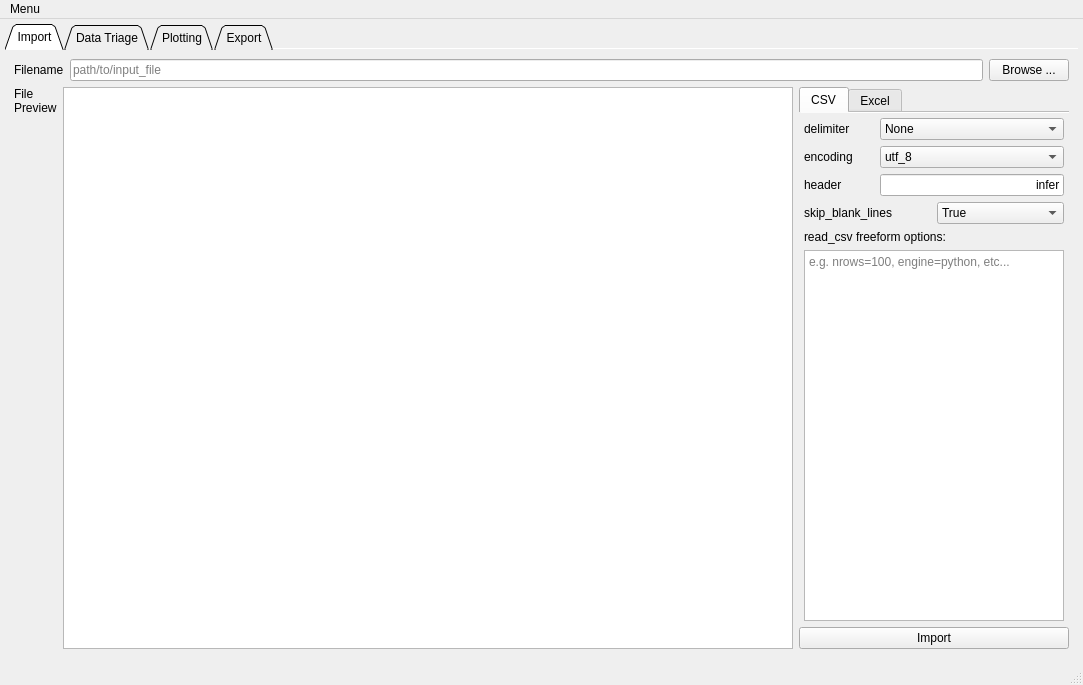
Old version of the form form.ui in the repository kevinanewman/colliderscope2024.
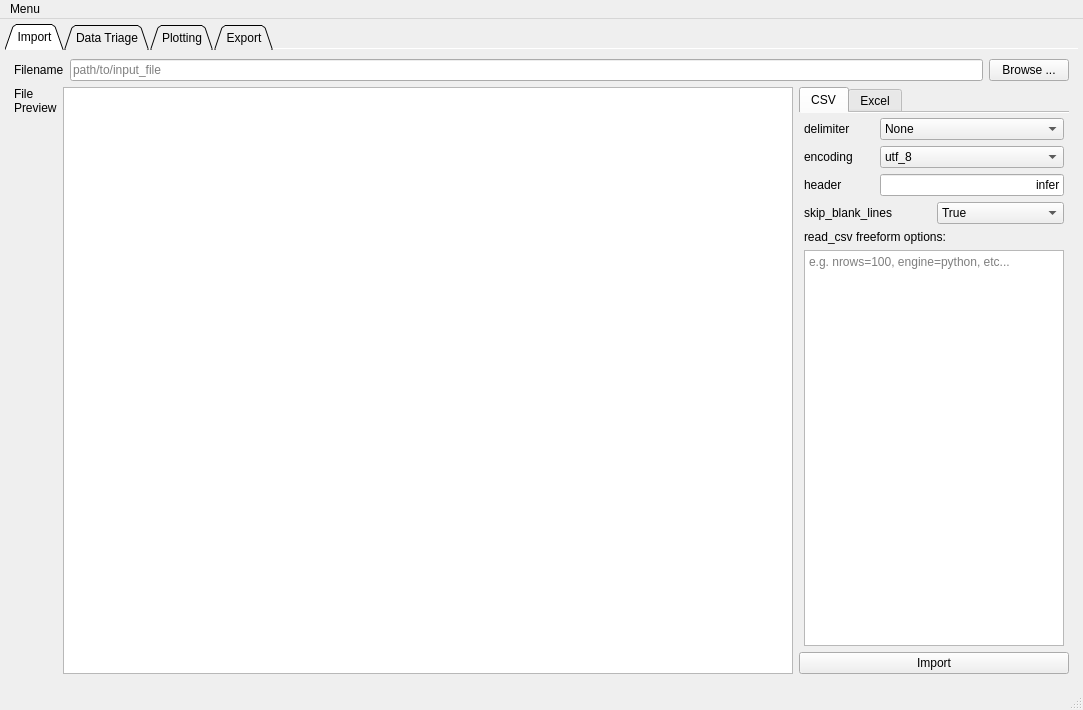
New version of the form.

What changed in the file:
```diff
--- a/form.ui
+++ b/form.ui
@@ -7,7 +7,7 @@
     <x>0</x>
     <y>0</y>
     <width>1083</width>
-    <height>685</height>
+    <height>710</height>
    </rect>
   </property>
   <property name="windowTitle">
```
Left out of the diff: 65 changed lines with no effect on the pictures.
